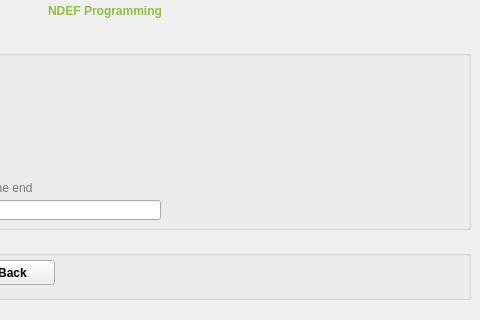
Above: src/ui/toolpage.ui from Yubico/yubikey-personalization-gui before the change; both pictures show x 250 to 730 and y 0 to 320 of the 730 by 650 pixel window. Below: the same form after it.
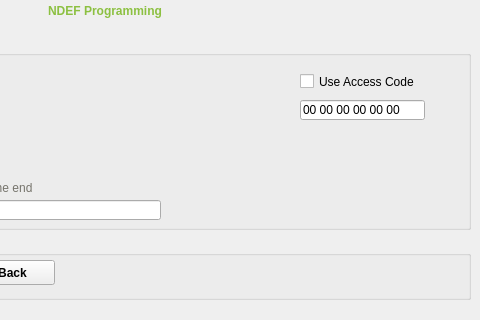
That is the form after the change. The open tabs and pages were chosen to show the change.

Commit message: add access code entry for ndef programming

Diff of the .ui file:
```diff
--- a/src/ui/toolpage.ui
+++ b/src/ui/toolpage.ui
@@ -1177,6 +1177,45 @@
       <string>NDEF payload, OTP will be appended on the end</string>
      </property>
     </widget>
+    <widget class="QWidget" name="ndefAccCodeWidget" native="true">
+     <property name="geometry">
+      <rect>
+       <x>530</x>
+       <y>10</y>
+       <width>150</width>
+       <height>75</height>
+      </rect>
+     </property>
+     <widget class="QCheckBox" name="ndefAccCodeCheckbox">
+      <property name="geometry">
+       <rect>
+        <x>10</x>
+        <y>10</y>
+        <width>125</width>
+        <height>23</height>
+       </rect>
+      </property>
+      <property name="text">
+       <string>Use Access Code</string>
+      </property>
+     </widget>
+     <widget class="QLineEdit" name="ndefAccCodeEdit">
+      <property name="geometry">
+       <rect>
+        <x>10</x>
+        <y>40</y>
+        <width>125</width>
+        <height>20</height>
+       </rect>
+      </property>
+      <property name="inputMask">
+       <string>hh hh hh hh hh hh; </string>
+      </property>
+      <property name="text">
+       <string>00 00 00 00 00 00</string>
+      </property>
+     </widget>
+    </widget>
    </widget>
   </widget>
   <widget class="QWidget" name="zapPage">
```
Left out of the diff: 2 changed lines with no effect on the pictures. The commit also changes 4 other files.
